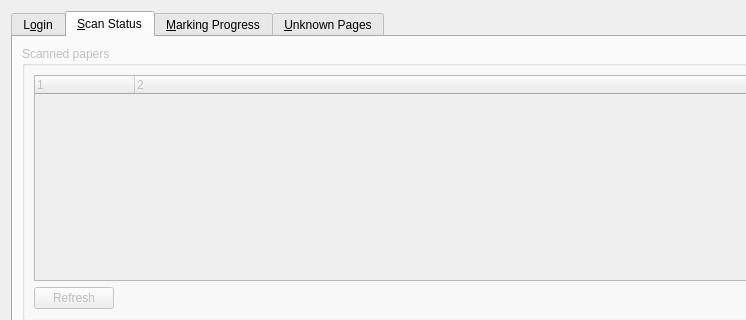
Above: qtCreatorFiles/ui_iic.ui from plomgrading/plom before the change; both pictures show x 0 to 746 and y 0 to 320 of the 934 by 652 pixel window. Below: the same form after it.
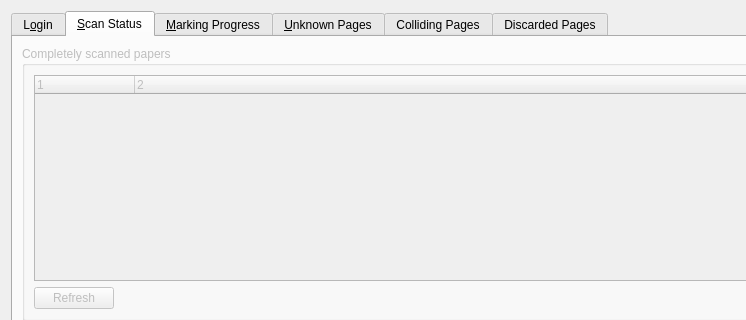
That is the form after the change. The open tabs and pages were chosen to show the change.

Commit message: Extra pages in manager tools work.

Patch:
```diff
--- a/qtCreatorFiles/ui_iic.ui
+++ b/qtCreatorFiles/ui_iic.ui
@@ -237,7 +237,7 @@
        <item>
         <widget class="QGroupBox" name="groupBox">
          <property name="title">
-          <string>Scanned papers</string>
+          <string>Completely scanned papers</string>
          </property>
          <layout class="QVBoxLayout" name="verticalLayout_3">
           <item>
@@ -442,6 +442,16 @@
        </item>
       </layout>
      </widget>
+     <widget class="QWidget" name="tab">
+      <attribute name="title">
+       <string>Colliding Pages</string>
+      </attribute>
+     </widget>
+     <widget class="QWidget" name="tab_2">
+      <attribute name="title">
+       <string>Discarded Pages</string>
+      </attribute>
+     </widget>
     </widget>
    </item>
    <item>
```
The commit also changes 8 other files.
